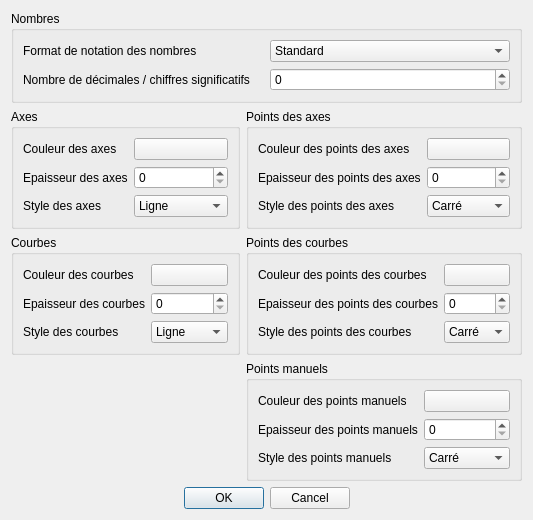
lovehina13/NumerisationDeCourbes, file interfaces/FenetreParametresAffichage.ui: the form before one commit.
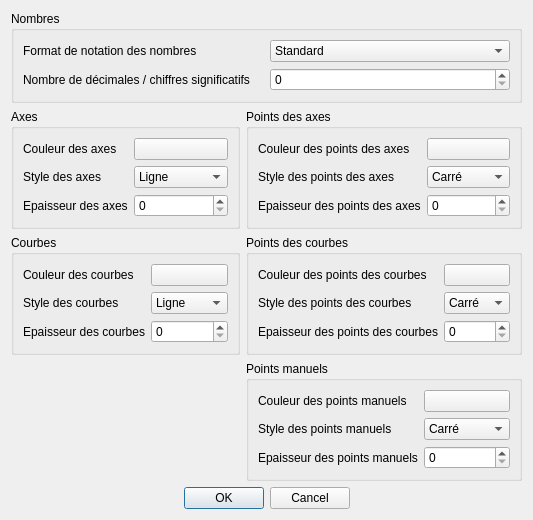
The form after the commit.

Commit message: Implémentation des classes EcranPrincipal et FenetreParametresAffichage (non terminées).

```diff
--- a/interfaces/FenetreParametresAffichage.ui
+++ b/interfaces/FenetreParametresAffichage.ui
@@ -75,23 +75,13 @@
        </widget>
       </item>
       <item row="1" column="0">
-       <widget class="QLabel" name="labelEpaisseurAxes">
-        <property name="text">
-         <string>Epaisseur des axes</string>
-        </property>
-       </widget>
-      </item>
-      <item row="1" column="1">
-       <widget class="QSpinBox" name="spinBoxEpaisseurAxes"/>
-      </item>
-      <item row="2" column="0">
        <widget class="QLabel" name="labelStyleAxes">
         <property name="text">
          <string>Style des axes</string>
         </property>
        </widget>
       </item>
-      <item row="2" column="1">
+      <item row="1" column="1">
        <widget class="QComboBox" name="comboBoxStyleAxes">
         <item>
          <property name="text">
@@ -110,6 +100,16 @@
         </item>
        </widget>
       </item>
+      <item row="2" column="0">
+       <widget class="QLabel" name="labelEpaisseurAxes">
+        <property name="text">
+         <string>Epaisseur des axes</string>
+        </property>
+       </widget>
+      </item>
+      <item row="2" column="1">
+       <widget class="QSpinBox" name="spinBoxEpaisseurAxes"/>
+      </item>
      </layout>
     </widget>
    </item>
@@ -134,23 +134,13 @@
        </widget>
       </item>
       <item row="1" column="0">
-       <widget class="QLabel" name="labelEpaisseurPointsAxes">
-        <property name="text">
-         <string>Epaisseur des points des axes</string>
-        </property>
-       </widget>
-      </item>
-      <item row="1" column="1">
-       <widget class="QSpinBox" name="spinBoxEpaisseurPointsAxes"/>
-      </item>
-      <item row="2" column="0">
        <widget class="QLabel" name="labelStylePointsAxes">
         <property name="text">
          <string>Style des points des axes</string>
         </property>
        </widget>
       </item>
-      <item row="2" column="1">
+      <item row="1" column="1">
        <widget class="QComboBox" name="comboBoxStylePointsAxes">
         <item>
          <property name="text">
@@ -164,6 +154,16 @@
         </item>
        </widget>
       </item>
+      <item row="2" column="0">
+       <widget class="QLabel" name="labelEpaisseurPointsAxes">
+        <property name="text">
+         <string>Epaisseur des points des axes</string>
+        </property>
+       </widget>
+      </item>
+      <item row="2" column="1">
+       <widget class="QSpinBox" name="spinBoxEpaisseurPointsAxes"/>
+      </item>
      </layout>
     </widget>
    </item>
@@ -188,23 +188,13 @@
        </widget>
       </item>
       <item row="1" column="0">
-       <widget class="QLabel" name="labelEpaisseurCourbes">
-        <property name="text">
-         <string>Epaisseur des courbes</string>
-        </property>
-       </widget>
-      </item>
-      <item row="1" column="1">
-       <widget class="QSpinBox" name="spinBoxEpaisseurCourbes"/>
-      </item>
-      <item row="2" column="0">
        <widget class="QLabel" name="labelStyleCourbes">
         <property name="text">
          <string>Style des courbes</string>
         </property>
        </widget>
       </item>
-      <item row="2" column="1">
+      <item row="1" column="1">
        <widget class="QComboBox" name="comboBoxStyleCourbes">
         <item>
          <property name="text">
@@ -223,6 +213,16 @@
         </item>
        </widget>
       </item>
+      <item row="2" column="0">
+       <widget class="QLabel" name="labelEpaisseurCourbes">
+        <property name="text">
+         <string>Epaisseur des courbes</string>
+        </property>
+       </widget>
+      </item>
+      <item row="2" column="1">
+       <widget class="QSpinBox" name="spinBoxEpaisseurCourbes"/>
+      </item>
      </layout>
     </widget>
    </item>
@@ -247,23 +247,13 @@
        </widget>
       </item>
       <item row="1" column="0">
-       <widget class="QLabel" name="labelEpaisseurPointsCourbes">
-        <property name="text">
-         <string>Epaisseur des points des courbes</string>
-        </property>
-       </widget>
-      </item>
-      <item row="1" column="1">
-       <widget class="QSpinBox" name="spinBoxEpaisseurPointsCourbes"/>
-      </item>
-      <item row="2" column="0">
        <widget class="QLabel" name="labelStylePointsCourbes">
         <property name="text">
          <string>Style des points des courbes</string>
         </property>
        </widget>
       </item>
-      <item row="2" column="1">
+      <item row="1" column="1">
        <widget class="QComboBox" name="comboBoxStylePointsCourbes">
         <item>
          <property name="text">
@@ -277,6 +267,16 @@
         </item>
        </widget>
       </item>
+      <item row="2" column="0">
+       <widget class="QLabel" name="labelEpaisseurPointsCourbes">
+        <property name="text">
+         <string>Epaisseur des points des courbes</string>
+        </property>
+       </widget>
+      </item>
+      <item row="2" column="1">
+       <widget class="QSpinBox" name="spinBoxEpaisseurPointsCourbes"/>
+      </item>
      </layout>
     </widget>
    </item>
@@ -301,23 +301,13 @@
        </widget>
       </item>
       <item row="1" column="0">
-       <widget class="QLabel" name="labelEpaisseurPointsManuels">
-        <property name="text">
-         <string>Epaisseur des points manuels</string>
-        </property>
-       </widget>
-      </item>
-      <item row="1" column="1">
-       <widget class="QSpinBox" name="spinBoxEpaisseurPointsManuels"/>
-      </item>
-      <item row="2" column="0">
        <widget class="QLabel" name="labelStylePointsManuels">
         <property name="text">
          <string>Style des points manuels</string>
         </property>
        </widget>
       </item>
-      <item row="2" column="1">
+      <item row="1" column="1">
        <widget class="QComboBox" name="comboBoxStylePointsManuels">
         <item>
          <property name="text">
@@ -331,6 +321,16 @@
         </item>
        </widget>
       </item>
+      <item row="2" column="0">
+       <widget class="QLabel" name="labelEpaisseurPointsManuels">
+        <property name="text">
+         <string>Epaisseur des points manuels</string>
+        </property>
+       </widget>
+      </item>
+      <item row="2" column="1">
+       <widget class="QSpinBox" name="spinBoxEpaisseurPointsManuels"/>
+      </item>
      </layout>
     </widget>
    </item>
```
The commit also changes 1 other file.
